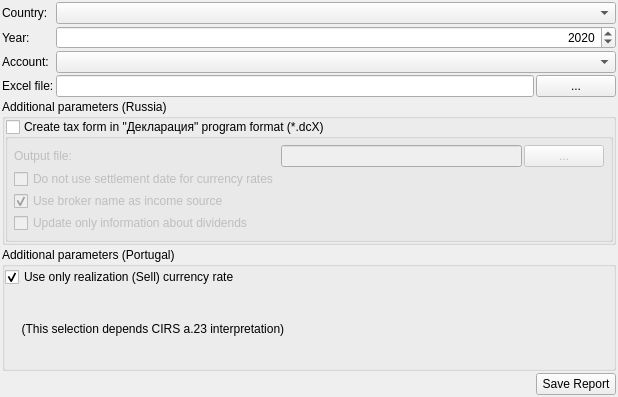
Above: jal/ui/tax_export_widget.ui from titov-vv/jal before the change. Below: the same form after it.
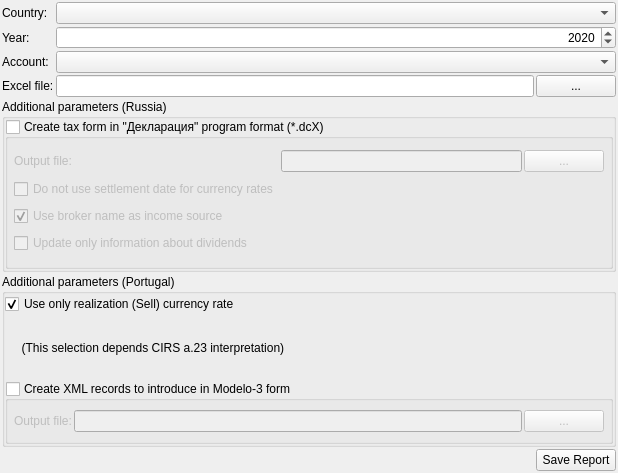
That is the form after the change.

Commit message: Portuguese tax report extended with an option to generate partial XML for IRS Modelo-3 form

```diff
--- a/jal/ui/tax_export_widget.ui
+++ b/jal/ui/tax_export_widget.ui
@@ -7,7 +7,7 @@
     <x>0</x>
     <y>0</y>
     <width>618</width>
-    <height>397</height>
+    <height>473</height>
    </rect>
   </property>
   <property name="sizePolicy">
@@ -124,6 +124,60 @@
         </property>
        </widget>
       </item>
+      <item>
+       <widget class="QGroupBox" name="IRS_Modelo3Group">
+        <property name="title">
+         <string>Create XML records to introduce in Modelo-3 form</string>
+        </property>
+        <property name="checkable">
+         <bool>true</bool>
+        </property>
+        <property name="checked">
+         <bool>false</bool>
+        </property>
+        <layout class="QGridLayout" name="gridLayout">
+         <property name="leftMargin">
+          <number>6</number>
+         </property>
+         <property name="topMargin">
+          <number>6</number>
+         </property>
+         <property name="rightMargin">
+          <number>6</number>
+         </property>
+         <property name="bottomMargin">
+          <number>6</number>
+         </property>
+         <property name="spacing">
+          <number>2</number>
+         </property>
+         <item row="0" column="0">
+          <widget class="QLabel" name="IRS_Modelo3FileLbl">
+           <property name="text">
+            <string>Output file:</string>
+           </property>
+          </widget>
+         </item>
+         <item row="0" column="1">
+          <widget class="QLineEdit" name="IRS_Modelo3Filename">
+           <property name="toolTip">
+            <string>File where to store russian tax form</string>
+           </property>
+          </widget>
+         </item>
+         <item row="0" column="2">
+          <widget class="QPushButton" name="IRS_Modelo3SelectBtn">
+           <property name="toolTip">
+            <string>Select file</string>
+           </property>
+           <property name="text">
+            <string> ... </string>
+           </property>
+          </widget>
+         </item>
+        </layout>
+       </widget>
+      </item>
      </layout>
     </widget>
    </item>
```
The commit also changes 6 other files.
